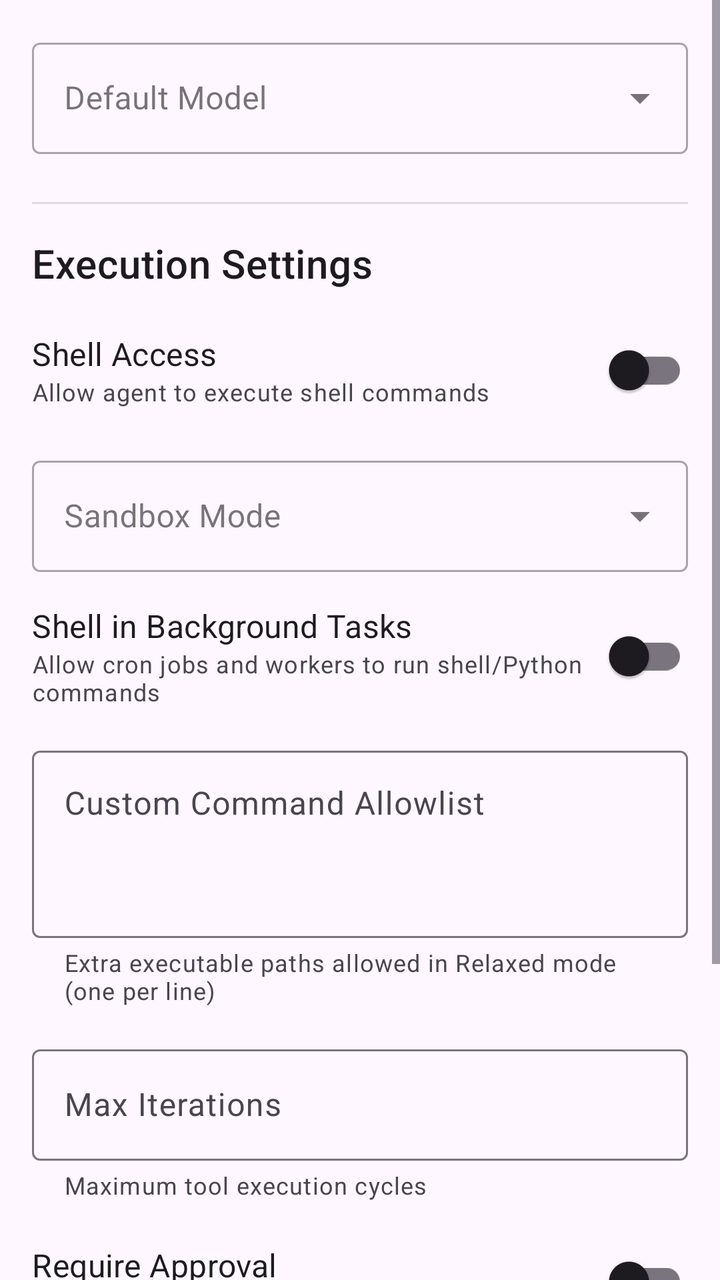
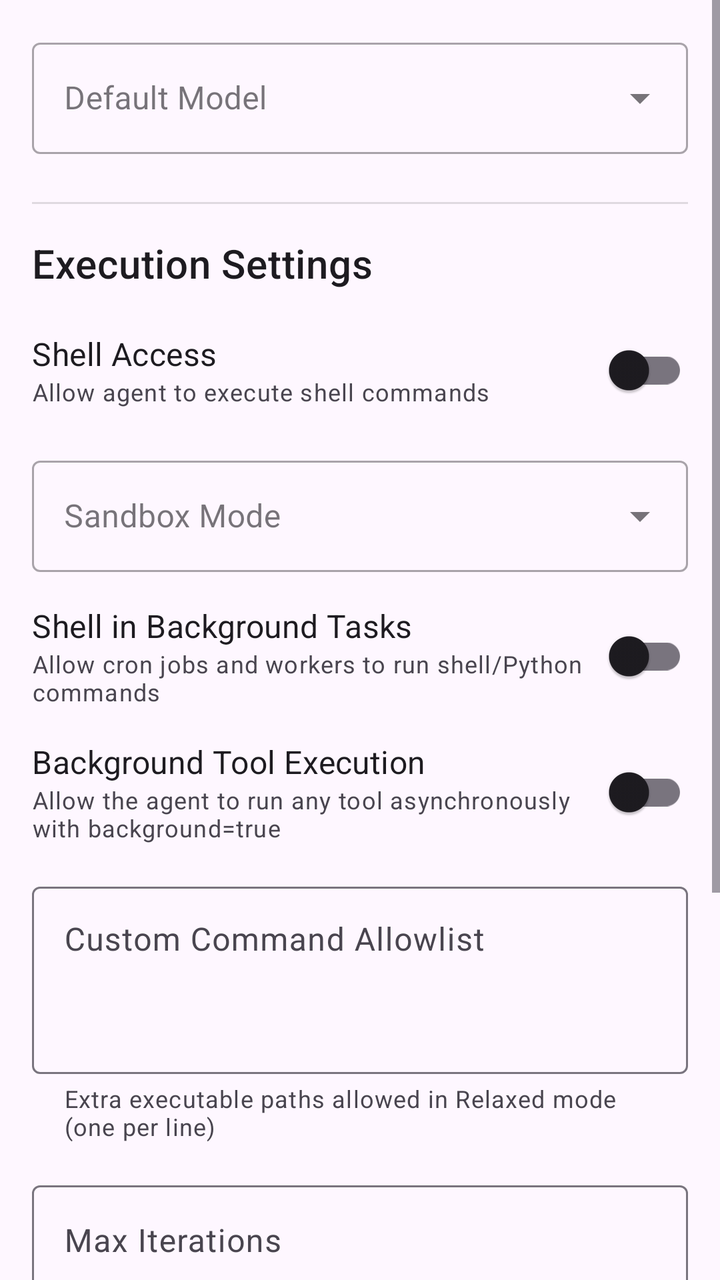

An Android layout rendered at two revisions. The XML below is the earlier revision; the diff shows what the commit changed to produce the second picture.
<!-- AndroidManifest.xml: application theme Theme.DroidClaw -->
<!-- res/layout/fragment_agent_settings.xml -->
<?xml version="1.0" encoding="utf-8"?>
<ScrollView xmlns:android="http://schemas.android.com/apk/res/android"
    xmlns:app="http://schemas.android.com/apk/res-auto"
    android:layout_width="match_parent"
    android:layout_height="match_parent"
    android:fillViewport="true">

    <LinearLayout
        android:layout_width="match_parent"
        android:layout_height="wrap_content"
        android:orientation="vertical"
        android:padding="16dp">

        
        <com.google.android.material.textfield.TextInputLayout
            style="@style/Widget.MaterialComponents.TextInputLayout.OutlinedBox.ExposedDropdownMenu"
            android:layout_width="match_parent"
            android:layout_height="wrap_content"
            android:layout_marginBottom="24dp"
            android:hint="@string/agent_default_model"
            app:boxBackgroundMode="outline">

            <AutoCompleteTextView
                android:id="@+id/dropdown_default_model"
                android:layout_width="match_parent"
                android:layout_height="wrap_content"
                android:inputType="none" />

        </com.google.android.material.textfield.TextInputLayout>

        
        <View
            android:layout_width="match_parent"
            android:layout_height="1dp"
            android:layout_marginBottom="8dp"
            android:background="?android:attr/listDivider" />

        
        <TextView
            android:layout_width="wrap_content"
            android:layout_height="wrap_content"
            android:text="@string/agent_execution_settings"
            android:textAppearance="?attr/textAppearanceHeadline6"
            android:layout_marginTop="8dp"
            android:layout_marginBottom="16dp" />

        
        <LinearLayout
            android:layout_width="match_parent"
            android:layout_height="wrap_content"
            android:orientation="horizontal"
            android:gravity="center_vertical"
            android:layout_marginBottom="16dp">

            <LinearLayout
                android:layout_width="0dp"
                android:layout_height="wrap_content"
                android:layout_weight="1"
                android:orientation="vertical">

                <TextView
                    android:layout_width="wrap_content"
                    android:layout_height="wrap_content"
                    android:text="@string/shell_access"
                    android:textAppearance="?attr/textAppearanceSubtitle1" />

                <TextView
                    android:layout_width="wrap_content"
                    android:layout_height="wrap_content"
                    android:text="@string/shell_access_description"
                    android:textAppearance="?attr/textAppearanceCaption"
                    android:textColor="?android:attr/textColorSecondary" />

            </LinearLayout>

            <com.google.android.material.switchmaterial.SwitchMaterial
                android:id="@+id/switch_shell_access"
                android:layout_width="wrap_content"
                android:layout_height="wrap_content" />

        </LinearLayout>

        
        <com.google.android.material.textfield.TextInputLayout
            style="@style/Widget.MaterialComponents.TextInputLayout.OutlinedBox.ExposedDropdownMenu"
            android:layout_width="match_parent"
            android:layout_height="wrap_content"
            android:layout_marginBottom="16dp"
            android:hint="@string/sandbox_mode"
            app:boxBackgroundMode="outline">

            <AutoCompleteTextView
                android:id="@+id/dropdown_sandbox_mode"
                android:layout_width="match_parent"
                android:layout_height="wrap_content"
                android:inputType="none" />

        </com.google.android.material.textfield.TextInputLayout>

        
        <LinearLayout
            android:layout_width="match_parent"
            android:layout_height="wrap_content"
            android:orientation="horizontal"
            android:gravity="center_vertical"
            android:layout_marginBottom="16dp">

            <LinearLayout
                android:layout_width="0dp"
                android:layout_height="wrap_content"
                android:layout_weight="1"
                android:orientation="vertical">

                <TextView
                    android:layout_width="wrap_content"
                    android:layout_height="wrap_content"
                    android:text="@string/background_shell_access"
                    android:textAppearance="?attr/textAppearanceSubtitle1" />

                <TextView
                    android:layout_width="wrap_content"
                    android:layout_height="wrap_content"
                    android:text="@string/background_shell_access_description"
                    android:textAppearance="?attr/textAppearanceCaption"
                    android:textColor="?android:attr/textColorSecondary" />

            </LinearLayout>

            <com.google.android.material.switchmaterial.SwitchMaterial
                android:id="@+id/switch_background_shell_access"
                android:layout_width="wrap_content"
                android:layout_height="wrap_content" />

        </LinearLayout>

        
        <com.google.android.material.textfield.TextInputLayout
            android:layout_width="match_parent"
            android:layout_height="wrap_content"
            android:layout_marginBottom="16dp"
            android:hint="@string/custom_allowlist"
            app:helperText="@string/custom_allowlist_description"
            app:boxBackgroundMode="outline">

            <com.google.android.material.textfield.TextInputEditText
                android:id="@+id/input_custom_allowlist"
                android:layout_width="match_parent"
                android:layout_height="wrap_content"
                android:minLines="3"
                android:gravity="top"
                android:inputType="textMultiLine" />

        </com.google.android.material.textfield.TextInputLayout>

        
        <com.google.android.material.textfield.TextInputLayout
            android:layout_width="match_parent"
            android:layout_height="wrap_content"
            android:layout_marginBottom="16dp"
            android:hint="@string/max_iterations"
            app:helperText="@string/max_iterations_description"
            app:boxBackgroundMode="outline">

            <com.google.android.material.textfield.TextInputEditText
                android:id="@+id/input_max_iterations"
                android:layout_width="match_parent"
                android:layout_height="wrap_content"
                android:inputType="number" />

        </com.google.android.material.textfield.TextInputLayout>

        
        <LinearLayout
            android:layout_width="match_parent"
            android:layout_height="wrap_content"
            android:orientation="horizontal"
            android:gravity="center_vertical"
            android:layout_marginBottom="16dp">

            <LinearLayout
                android:layout_width="0dp"
                android:layout_height="wrap_content"
                android:layout_weight="1"
                android:orientation="vertical">

                <TextView
                    android:layout_width="wrap_content"
                    android:layout_height="wrap_content"
                    android:text="@string/require_approval"
                    android:textAppearance="?attr/textAppearanceSubtitle1" />

                <TextView
                    android:layout_width="wrap_content"
                    android:layout_height="wrap_content"
                    android:text="@string/require_approval_description"
                    android:textAppearance="?attr/textAppearanceCaption"
                    android:textColor="?android:attr/textColorSecondary" />

            </LinearLayout>

            <com.google.android.material.switchmaterial.SwitchMaterial
                android:id="@+id/switch_require_approval"
                android:layout_width="wrap_content"
                android:layout_height="wrap_content" />

        </LinearLayout>

        
        <com.google.android.material.textfield.TextInputLayout
            android:layout_width="match_parent"
            android:layout_height="wrap_content"
            android:layout_marginBottom="24dp"
            android:hint="@string/shell_timeout"
            app:helperText="@string/shell_timeout_description"
            app:boxBackgroundMode="outline">

            <com.google.android.material.textfield.TextInputEditText
                android:id="@+id/input_shell_timeout"
                android:layout_width="match_parent"
                android:layout_height="wrap_content"
                android:inputType="number" />

        </com.google.android.material.textfield.TextInputLayout>

        
        <com.google.android.material.button.MaterialButton
            android:id="@+id/button_save"
            android:layout_width="match_parent"
            android:layout_height="wrap_content"
            android:text="@string/save" />

    </LinearLayout>

</ScrollView>
<!-- resources referenced by this layout -->
<resources>
  <string name="agent_default_model">Default Model</string>
  <string name="agent_execution_settings">Execution Settings</string>
  <string name="background_shell_access">Shell in Background Tasks</string>
  <string name="background_shell_access_description">Allow cron jobs and workers to run shell/Python commands</string>
  <string name="custom_allowlist">Custom Command Allowlist</string>
  <string name="custom_allowlist_description">Extra executable paths allowed in Relaxed mode (one per line)</string>
  <string name="max_iterations">Max Iterations</string>
  <string name="max_iterations_description">Maximum tool execution cycles</string>
  <string name="require_approval">Require Approval</string>
  <string name="require_approval_description">Confirm before executing tools</string>
  <string name="sandbox_mode">Sandbox Mode</string>
  <string name="save">Save</string>
  <string name="shell_access">Shell Access</string>
  <string name="shell_access_description">Allow agent to execute shell commands</string>
  <string name="shell_timeout">Shell Timeout (seconds)</string>
  <string name="shell_timeout_description">Command execution limit</string>
  <style name="Theme.DroidClaw" parent="Base.Theme.DroidClaw" />
  <style name="Base.Theme.DroidClaw" parent="Theme.Material3.DayNight">
          <item name="windowActionBar">false</item>
          <item name="windowNoTitle">true</item>
          
          <item name="android:windowOptOutEdgeToEdgeEnforcement" tools:targetApi="35">true</item>
          
          <item name="android:statusBarColor">?android:attr/colorBackground</item>
          
          <item name="android:windowLightStatusBar" tools:targetApi="23">true</item>
          
          
      </style>
</resources>

<!-- the commit's change to res/layout/fragment_agent_settings.xml (unified diff, before → after) -->
@@ -134,6 +134,42 @@
         </LinearLayout>
 
         
+        <LinearLayout
+            android:layout_width="match_parent"
+            android:layout_height="wrap_content"
+            android:orientation="horizontal"
+            android:gravity="center_vertical"
+            android:layout_marginBottom="16dp">
+
+            <LinearLayout
+                android:layout_width="0dp"
+                android:layout_height="wrap_content"
+                android:layout_weight="1"
+                android:orientation="vertical">
+
+                <TextView
+                    android:layout_width="wrap_content"
+                    android:layout_height="wrap_content"
+                    android:text="@string/background_exec"
+                    android:textAppearance="?attr/textAppearanceSubtitle1" />
+
+                <TextView
+                    android:layout_width="wrap_content"
+                    android:layout_height="wrap_content"
+                    android:text="@string/background_exec_description"
+                    android:textAppearance="?attr/textAppearanceCaption"
+                    android:textColor="?android:attr/textColorSecondary" />
+
+            </LinearLayout>
+
+            <com.google.android.material.switchmaterial.SwitchMaterial
+                android:id="@+id/switch_background_exec"
+                android:layout_width="wrap_content"
+                android:layout_height="wrap_content" />
+
+        </LinearLayout>
+
+        
         <com.google.android.material.textfield.TextInputLayout
             android:layout_width="match_parent"
             android:layout_height="wrap_content"
<!-- resource entries referenced after the edit -->
@@ -2,6 +2,8 @@
 <resources>
   <string name="agent_default_model">Default Model</string>
   <string name="agent_execution_settings">Execution Settings</string>
+  <string name="background_exec">Background Tool Execution</string>
+  <string name="background_exec_description">Allow the agent to run any tool asynchronously with background=true</string>
   <string name="background_shell_access">Shell in Background Tasks</string>
   <string name="background_shell_access_description">Allow cron jobs and workers to run shell/Python commands</string>
   <string name="custom_allowlist">Custom Command Allowlist</string>
